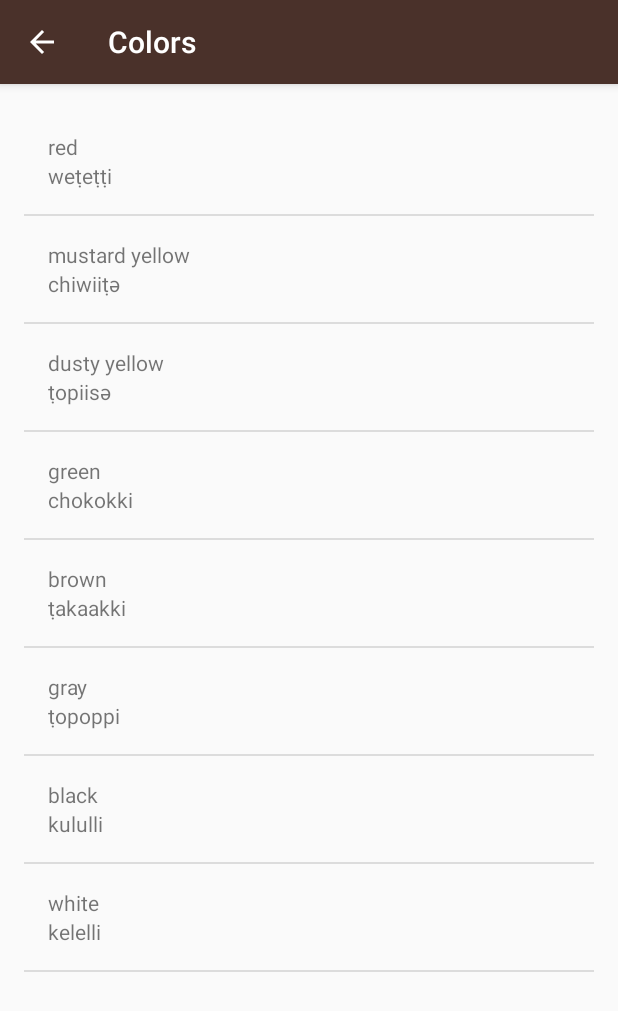
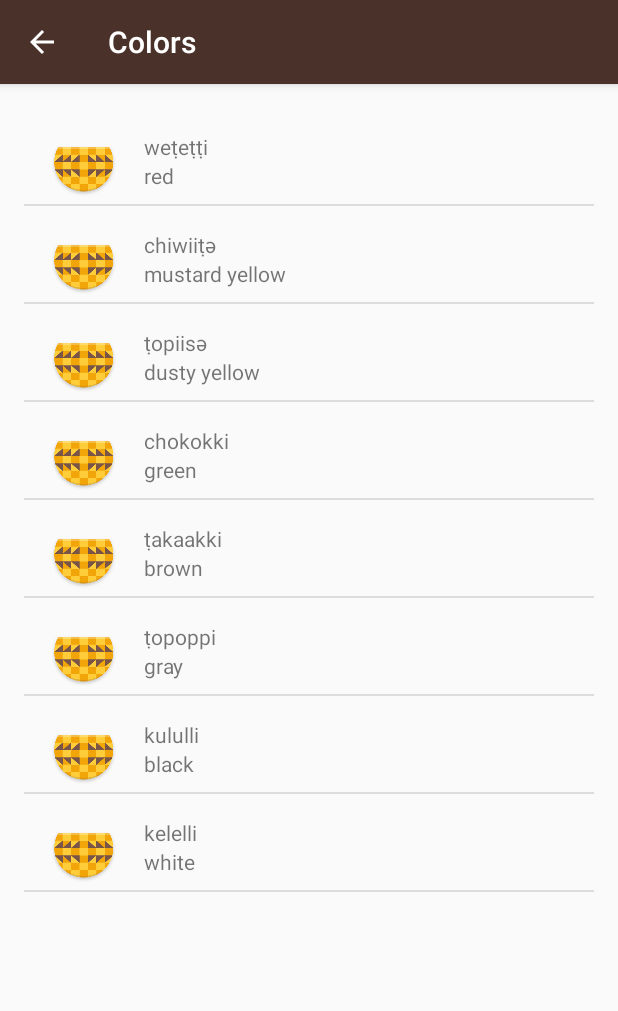
Before and after one commit to AlexBMA/Miwok, an Android app: the ColorsActivity screen opened directly, with no data from a screen before it, on a phone screen of 412 x 824 dp. Shown: the top 1011 px of the screen. Run offline under Robolectric (Android 15) with nearby library versions, the phone set to English and light mode, and no system bars.

Commit message:
update 9

```diff
--- a/app/src/main/res/layout/list_item.xml
+++ b/app/src/main/res/layout/list_item.xml
@@ -3,22 +3,36 @@
     xmlns:tools="http://schemas.android.com/tools"
     android:layout_width="match_parent"
     android:layout_height="match_parent"
-    android:orientation="vertical"
-    android:padding="16dp">
+    android:orientation="horizontal"
+    android:paddingLeft="16dp"
+    android:paddingTop="16dp">
 
-    <TextView
-        android:id="@+id/miwok_text_view_1"
+
+    <ImageView
+        android:id="@+id/img"
         android:layout_width="wrap_content"
         android:layout_height="wrap_content"
-        tools:text="lutti"
+        android:src="@mipmap/ic_launcher" />
 
-        />
-
-    <TextView
-        android:id="@+id/default_text_view_2"
+    <LinearLayout
         android:layout_width="wrap_content"
         android:layout_height="wrap_content"
-        tools:text="one" />
+        android:layout_marginLeft="16dp"
+        android:orientation="vertical">
+
+        <TextView
+            android:id="@+id/default_text_view_2"
+            android:layout_width="wrap_content"
+            android:layout_height="wrap_content"
+            tools:text="one" />
+
+        <TextView
+            android:id="@+id/miwok_text_view_1"
+            android:layout_width="wrap_content"
+            android:layout_height="wrap_content"
+            tools:text="lutti" />
+
+    </LinearLayout>
 
 
 </LinearLayout>
```
